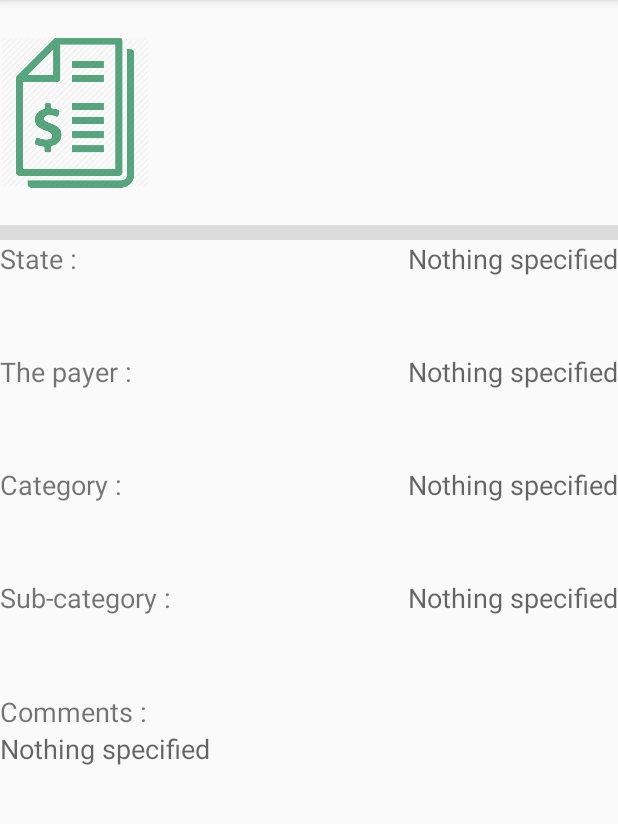
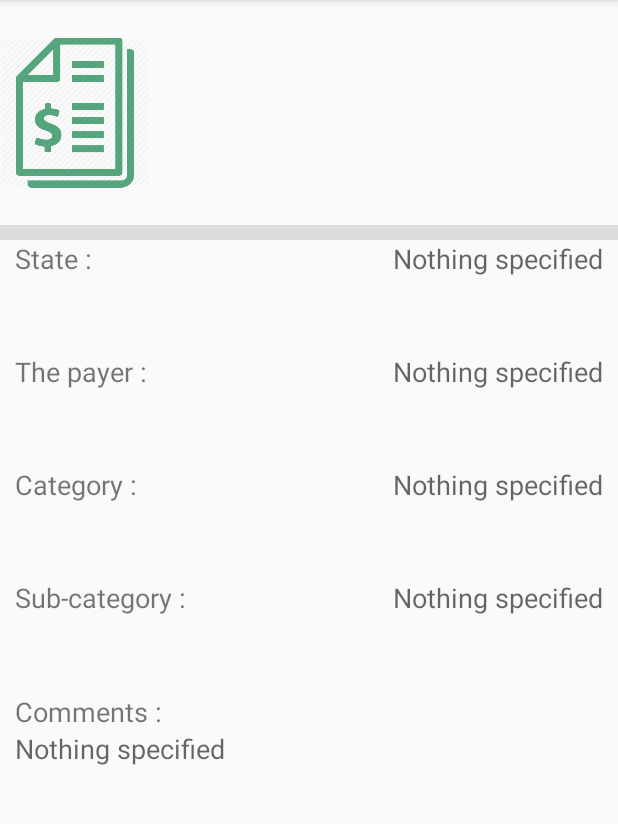
Before and after one commit to tristangh/FIR, an Android app: the SingleExpense screen opened directly, with no data from a screen before it, on a phone screen of 412 x 824 dp, the part 84-908 px from its top. Run offline under Robolectric (Android 15) with nearby library versions, the phone set to English and light mode, and no system bars.

Commit message:
Adjusting project parameters name, database.csv, expenselist and singleexpense layout

```diff
--- a/app/build.gradle
+++ b/app/build.gradle
@@ -5,7 +5,7 @@ android {
     buildToolsVersion "30.0.2"
 
     defaultConfig {
-        applicationId "com.example.financialisepreports"
+        applicationId "com.example.MyTreasury"
         minSdkVersion 28
         targetSdkVersion 30
         versionCode 1
--- a/app/src/main/res/layout/singleexpenseview.xml
+++ b/app/src/main/res/layout/singleexpenseview.xml
@@ -103,6 +103,7 @@
                     android:id="@+id/textView12"
                     android:layout_width="wrap_content"
                     android:layout_height="wrap_content"
+                    android:layout_marginLeft="10dp"
                     android:layout_weight="1"
                     android:gravity="center_vertical"
                     android:text="State :"
@@ -112,6 +113,7 @@
                     android:id="@+id/txt_state"
                     android:layout_width="wrap_content"
                     android:layout_height="wrap_content"
+                    android:layout_marginRight="10dp"
                     android:layout_weight="1"
                     android:gravity="right|center_vertical"
                     android:hint="Nothing specified"
@@ -127,6 +129,7 @@
                     android:id="@+id/textView13"
                     android:layout_width="wrap_content"
                     android:layout_height="wrap_content"
+                    android:layout_marginLeft="10dp"
                     android:layout_weight="1"
                     android:gravity="center_vertical"
                     android:text="The payer :"
@@ -136,6 +139,7 @@
                     android:id="@+id/txt_payer"
                     android:layout_width="wrap_content"
                     android:layout_height="wrap_content"
+                    android:layout_marginRight="10dp"
                     android:layout_weight="1"
                     android:gravity="right|center_vertical"
                     android:hint="Nothing specified"
@@ -151,6 +155,7 @@
                     android:id="@+id/textView18"
                     android:layout_width="wrap_content"
                     android:layout_height="wrap_content"
+                    android:layout_marginLeft="10dp"
                     android:layout_weight="1"
                     android:gravity="center_vertical"
                     android:text="Category :"
@@ -160,6 +165,7 @@
                     android:id="@+id/txt_cat"
                     android:layout_width="wrap_content"
                     android:layout_height="wrap_content"
+                    android:layout_marginRight="10dp"
                     android:layout_weight="1"
                     android:gravity="right|center_vertical"
                     android:hint="Nothing specified"
@@ -175,6 +181,7 @@
                     android:id="@+id/textView19"
                     android:layout_width="wrap_content"
                     android:layout_height="wrap_content"
+                    android:layout_marginLeft="10dp"
                     android:layout_weight="1"
                     android:gravity="center_vertical"
                     android:text="Sub-category :"
@@ -184,6 +191,7 @@
                     android:id="@+id/txt_subcat"
                     android:layout_width="wrap_content"
                     android:layout_height="wrap_content"
+                    android:layout_marginRight="10dp"
                     android:layout_weight="1"
                     android:gravity="right|center_vertical"
                     android:hint="Nothing specified"
@@ -199,6 +207,8 @@
                     android:id="@+id/textView25"
                     android:layout_width="wrap_content"
                     android:layout_height="wrap_content"
+                    android:layout_marginLeft="10dp"
+                    android:layout_marginRight="10dp"
                     android:layout_weight="1"
                     android:gravity="center_vertical"
                     android:text="Comments :"
@@ -214,9 +224,11 @@
                     android:id="@+id/txt_com"
                     android:layout_width="wrap_content"
                     android:layout_height="wrap_content"
+                    android:layout_marginLeft="10dp"
                     android:layout_weight="1"
                     android:hint="Nothing specified"
-                    android:textSize="18sp" />
+                    android:textSize="18sp"
+                    android:layout_marginRight="10dp" />
             </TableRow>
 
         </TableLayout>
--- a/settings.gradle
+++ b/settings.gradle
@@ -1,2 +1,2 @@
 include ':app'
-rootProject.name = "Financial ISEP Reports"
+rootProject.name = "My Treasury"
```
Also changed, not shown: app/src/main/res/layout/expenseslistview.xml (+9 -5 lines), app/src/main/res/raw/database.csv (+16 -0 lines).
